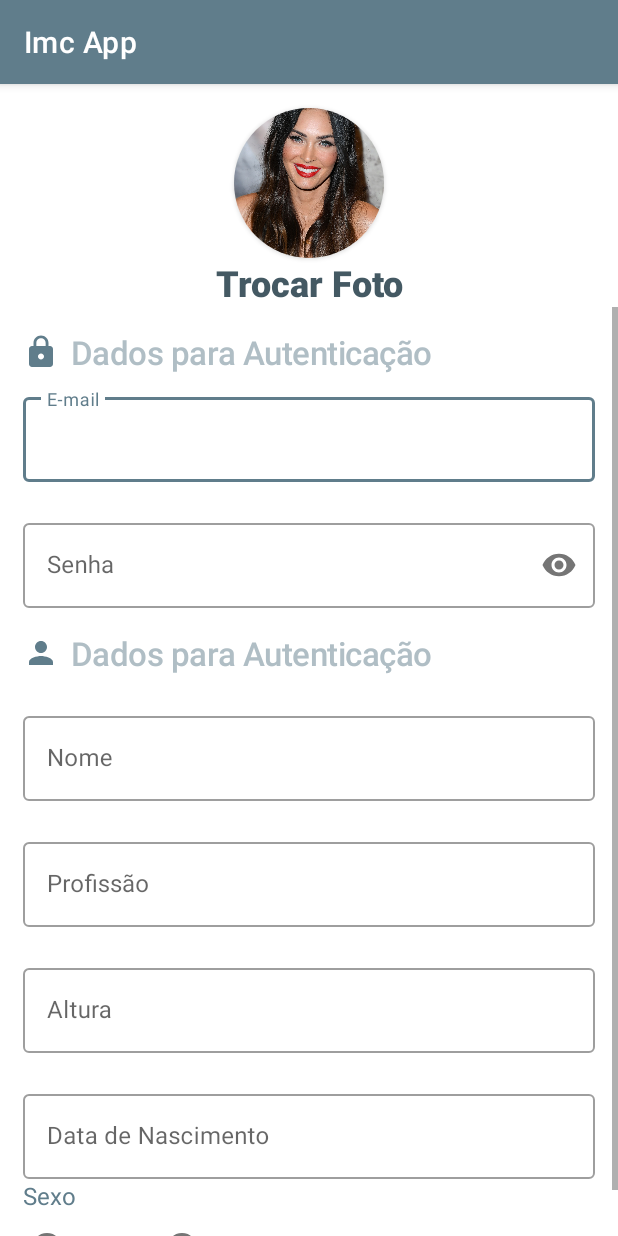
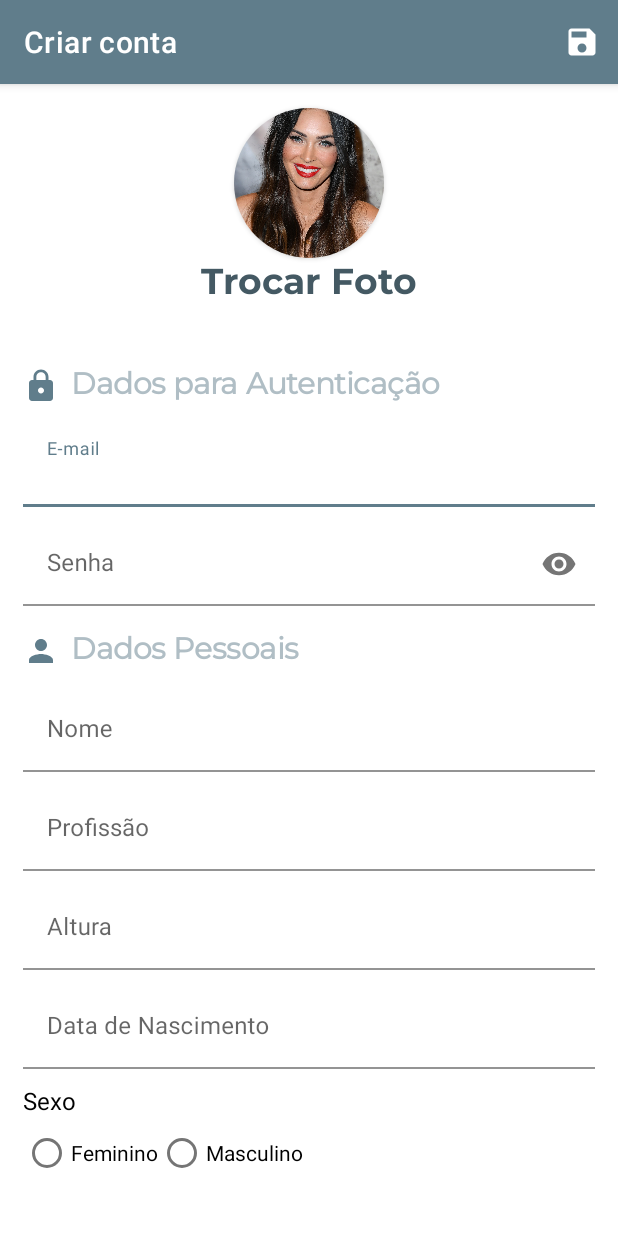
Before and after one commit to GeorgeLeal7/Imc-App, an Android app: the NovoUsuarioActivity screen opened directly, with no data from a screen before it, on a phone screen of 412 x 824 dp. Run offline under Robolectric (Android 15) with nearby library versions, the phone set to English and light mode, and no system bars; Roboto replaces fonts that are not available here.

Commit message:
Projeto do App em andamento...

```diff
--- a/app/src/main/AndroidManifest.xml
+++ b/app/src/main/AndroidManifest.xml
@@ -9,11 +9,13 @@
         android:roundIcon="@drawable/imc64"
         android:supportsRtl="true"
         android:theme="@style/Theme.ImcApp">
-        <activity android:name=".NovoUsuarioActivity"></activity>
+        <activity android:name=".NovoUsuarioActivity"
+            android:label="@string/cadastro_menu_label"></activity>
         <activity android:name=".DashBoardActivity" />
         <activity
             android:name=".MainActivity"
-            android:screenOrientation="portrait">
+            android:screenOrientation="portrait"
+            >
             <intent-filter>
                 <action android:name="android.intent.action.MAIN" />
 
--- a/app/src/main/java/com/example/imcapp/MainActivity.kt
+++ b/app/src/main/java/com/example/imcapp/MainActivity.kt
@@ -14,11 +14,17 @@ class MainActivity : AppCompatActivity() {
         supportActionBar!!.hide()
 
         val buttonEntrar = findViewById<Button>(R.id.button_entrar)
+        val buttonCriar = findViewById<Button>(R.id.button_criar)
 
         buttonEntrar.setOnClickListener {
             val abrirDashboard = Intent(this, DashBoardActivity::class.java)
             startActivity(abrirDashboard)
         }
 
+        buttonCriar.setOnClickListener {
+            val abrirCadastro = Intent(this, NovoUsuarioActivity::class.java)
+            startActivity(abrirCadastro)
+        }
+
     }
 }
--- a/app/src/main/java/com/example/imcapp/NovoUsuarioActivity.kt
+++ b/app/src/main/java/com/example/imcapp/NovoUsuarioActivity.kt
@@ -2,10 +2,100 @@ package com.example.imcapp
 
 import androidx.appcompat.app.AppCompatActivity
 import android.os.Bundle
+import android.view.Menu
+import android.view.MenuItem
+import android.widget.EditText
+import android.widget.RadioButton
 
 class NovoUsuarioActivity : AppCompatActivity() {
+
+    // Late = tarde      init = iniciar
+    //O lateinit seria uma inicialização atrasada de uma variavel
+    //Nessecaso a variavel será executada depois de abrir a activity
+    lateinit var editNome: EditText
+    lateinit var editEmail: EditText
+    lateinit var editSenha: EditText
+    lateinit var editProfissao: EditText
+    lateinit var editAltura: EditText
+    lateinit var editdata: EditText
+    lateinit var radioFeminino: RadioButton
+    lateinit var radioMasculino: RadioButton
+
+
     override fun onCreate(savedInstanceState: Bundle?) {
         super.onCreate(savedInstanceState)
         setContentView(R.layout.activity_novo_usuario)
+
+
+        editNome = findViewById(R.id.edit_nome)
+        editEmail = findViewById(R.id.edit_email)
+        editSenha = findViewById(R.id.edit_email)
+        editProfissao = findViewById(R.id.edit_profissao)
+        editAltura = findViewById(R.id.edit_altura)
+        editdata = findViewById(R.id.edit_data)
+        radioFeminino = findViewById(R.id.edit_sexo_feminino)
+        radioMasculino = findViewById(R.id.edit_sexo_masculino)
+
+    }
+
+    // Método para criar o menu
+    override fun onCreateOptionsMenu(menu: Menu?): Boolean {
+
+
+        menuInflater.inflate(R.menu.menu, menu)
+        return true
+    }
+
+    override fun onOptionsItemSelected(item: MenuItem): Boolean {
+
+        if(validarCampos()) {
+            //gravar os dados
+        } else{
+            //gravo nada
+        }
+
+        return super.onOptionsItemSelected(item)
+    }
+
+    private fun validarCampos() : Boolean {
+
+        var valido = true
+
+        if(editEmail.text.isEmpty()) {
+            editEmail.error = "E-mail é obrigatório!"
+            valido = false
+        }
+
+        if (editSenha.text.isEmpty()) {
+            editSenha.error = "Senha é obrigatório!"
+            valido = false
+        }
+
+        if (editProfissao.text.isEmpty()) {
+            editProfissao.error = "Profissão é obrigatório!"
+            valido = false
+        }
+
+        if (editAltura.text.isEmpty()) {
+            editAltura.error = "Altura é obrigatório!"
+            valido = false
+        }
+
+        if (editdata.text.isEmpty()) {
+            editdata.error = "Data de Nascimento é obrigatório!"
+            valido = false
+        }
+
+        if (radioFeminino.text.isEmpty()) {
+            radioFeminino.error = "Seleção de sexo é obrigatório!"
+            valido = false
+        }
+
+        if (radioMasculino.text.isEmpty()) {
+            radioMasculino.error = "Seleção de sexo é obrigatório!"
+            valido = false
+        }
+
+        return valido
     }
 }
--- /dev/null
+++ b/app/src/main/res/drawable/save_24.xml
@@ -0,0 +1,10 @@
+<vector xmlns:android="http://schemas.android.com/apk/res/android"
+    android:width="24dp"
+    android:height="24dp"
+    android:viewportWidth="24"
+    android:viewportHeight="24"
+    android:tint="?attr/colorControlNormal">
+  <path
+      android:fillColor="@android:color/white"
+      android:pathData="M17,3L5,3c-1.11,0 -2,0.9 -2,2v14c0,1.1 0.89,2 2,2h14c1.1,0 2,-0.9 2,-2L21,7l-4,-4zM12,19c-1.66,0 -3,-1.34 -3,-3s1.34,-3 3,-3 3,1.34 3,3 -1.34,3 -3,3zM15,9L5,9L5,5h10v4z"/>
+</vector>
--- /dev/null
+++ b/app/src/main/res/font/montserrat.xml
@@ -0,0 +1,7 @@
+<?xml version="1.0" encoding="utf-8"?>
+<font-family xmlns:app="http://schemas.android.com/apk/res-auto"
+        app:fontProviderAuthority="com.google.android.gms.fonts"
+        app:fontProviderPackage="com.google.android.gms"
+        app:fontProviderQuery="Montserrat"
+        app:fontProviderCerts="@array/com_google_android_gms_fonts_certs">
+</font-family>
--- /dev/null
+++ b/app/src/main/res/font/montserrat_bold.xml
@@ -0,0 +1,7 @@
+<?xml version="1.0" encoding="utf-8"?>
+<font-family xmlns:app="http://schemas.android.com/apk/res-auto"
+        app:fontProviderAuthority="com.google.android.gms.fonts"
+        app:fontProviderPackage="com.google.android.gms"
+        app:fontProviderQuery="name=Montserrat&amp;weight=700"
+        app:fontProviderCerts="@array/com_google_android_gms_fonts_certs">
+</font-family>
--- a/app/src/main/res/layout/activity_main.xml
+++ b/app/src/main/res/layout/activity_main.xml
@@ -25,7 +25,7 @@
             android:layout_alignParentTop="true"
             android:fontFamily="@font/bowlby_one"
             android:gravity="end"
-            android:text="HEALTH\nCALC"
+            android:text="@string/login_title_app"
             android:textColor="@color/white"
             android:textSize="32sp" />
 
@@ -153,6 +153,7 @@
                     android:text="@string/login_nao_tem_conta"/>
 
                 <Button
+                    android:id="@+id/button_criar"
                     android:layout_width="wrap_content"
                     android:layout_height="wrap_content"
                     android:text="@string/login_criar_conta"
--- a/app/src/main/res/layout/activity_novo_usuario.xml
+++ b/app/src/main/res/layout/activity_novo_usuario.xml
@@ -30,7 +30,7 @@
         <TextView
             android:layout_width="match_parent"
             android:layout_height="wrap_content"
-            android:fontFamily="sans-serif-black"
+            android:fontFamily="@font/montserrat_bold"
             android:gravity="center_horizontal"
             android:text="Trocar Foto"
             android:textAppearance="@style/TextAppearance.MaterialComponents.Headline5"
@@ -39,7 +39,9 @@
 
     <ScrollView
         android:layout_width="match_parent"
-        android:layout_height="match_parent">
+        android:layout_height="wrap_content"
+        android:paddingTop="20dp"
+        android:scrollbars="none">
 
         <LinearLayout
             android:layout_width="match_parent"
@@ -51,22 +53,24 @@
             <TextView
                 android:layout_width="wrap_content"
                 android:layout_height="wrap_content"
-                android:text="Dados para Autenticação"
+                android:layout_marginTop="15dp"
+                android:drawableStart="@drawable/lock_24"
+                android:drawablePadding="8dp"
+                android:fontFamily="@font/montserrat"
+                android:text="@string/cadastro_title_dados_autenticacao"
                 android:textAppearance="@style/subtitulo"
-                android:drawablePadding="8dp"
-                android:drawableStart="@drawable/lock_24"
-                android:textSize="22sp"
-                android:layout_marginTop="15dp"/>
+                android:textSize="20sp" />
 
             <com.google.android.material.textfield.TextInputLayout
                 android:layout_width="match_parent"
                 android:layout_height="wrap_content"
                 android:layout_marginTop="10dp"
-                style="@style/Widget.MaterialComponents.TextInputLayout.OutlinedBox"
+                app:boxBackgroundColor="@color/white"
                 android:hint="@string/login_et_email"
                 app:endIconMode="clear_text">
 
                 <EditText
+                    android:id="@+id/edit_email"
                     android:layout_width="match_parent"
                     android:layout_height="wrap_content"
                     android:inputType="textEmailAddress"
@@ -77,36 +81,56 @@
             <com.google.android.material.textfield.TextInputLayout
                 android:layout_width="match_parent"
                 android:layout_height="wrap_content"
-                android:layout_marginTop="22dp"
-                style="@style/Widget.MaterialComponents.TextInputLayout.OutlinedBox"
+                android:layout_marginTop="10dp"
+                app:boxBackgroundColor="@color/white"
                 android:hint="@string/login_et_senha"
                 app:passwordToggleEnabled="true">
 
                 <EditText
+                    android:id="@+id/edit_senha"
                     android:layout_width="match_parent"
                     android:layout_height="wrap_content"
                     android:inputType="numberPassword"
                     android:textColor="@color/blue_500"/>
 
             </com.google.android.material.textfield.TextInputLayout>
+
             <TextView
                 android:layout_width="wrap_content"
                 android:layout_height="wrap_content"
-                android:text="Dados para Autenticação"
-                android:textAppearance="@style/subtitulo"
-                android:drawablePadding="8dp"
                 android:layout_marginTop="15dp"
                 android:drawableStart="@drawable/person_24"
-                android:textSize="22sp"/>
+                android:drawablePadding="8dp"
+                android:fontFamily="@font/montserrat"
+                android:text="@string/cadastro_title_dados_pessoais"
+                android:textAppearance="@style/subtitulo"
+                android:textSize="20sp" />
 
             <com.google.android.material.textfield.TextInputLayout
                 android:layout_width="match_parent"
                 android:layout_height="wrap_content"
-                android:layout_marginTop="22dp"
-                style="@style/Widget.MaterialComponents.TextInputLayout.OutlinedBox"
-                android:hint="Nome">
+                android:layout_marginTop="10dp"
+                app:boxBackgroundColor="@color/white"
+                android:hint="@string/cadastro_nome">
 
                 <EditText
+                    android:id="@+id/edit_nome"
+                    android:layout_width="match_parent"
+                    android:layout_height="wrap_content"
+                    android:textColor="@color/blue_500"
+                    android:inputType="textCapWords"/>
+
+            </com.google.android.material.textfield.TextInputLayout>
+            <com.google.android.material.textfield.TextInputLayout
+                android:layout_width="match_parent"
+                android:layout_height="wrap_content"
+                android:layout_marginTop="10dp"
+                app:boxBackgroundColor="@color/white"
+                android:hint="@string/cadastro_profissao">
+
+                <EditText
+                    android:id="@+id/edit_profissao"
+                    android:inputType="textCapWords"
                     android:layout_width="match_parent"
                     android:layout_height="wrap_content"
                     android:textColor="@color/blue_500"/>
@@ -115,71 +139,60 @@
             <com.google.android.material.textfield.TextInputLayout
                 android:layout_width="match_parent"
                 android:layout_height="wrap_content"
-                android:layout_marginTop="22dp"
-                style="@style/Widget.MaterialComponents.TextInputLayout.OutlinedBox"
-                android:hint="Profissão">
+                android:layout_marginTop="10dp"
+                app:boxBackgroundColor="@color/white"
+                android:hint="@string/cadastro_altura">
 
                 <EditText
+                    android:id="@+id/edit_altura"
                     android:layout_width="match_parent"
                     android:layout_height="wrap_content"
-                    android:textColor="@color/blue_500"/>
+                    android:textColor="@color/blue_500"
+                    android:inputType="numberDecimal"/>
 
             </com.google.android.material.textfield.TextInputLayout>
             <com.google.android.material.textfield.TextInputLayout
                 android:layout_width="match_parent"
                 android:layout_height="wrap_content"
-                android:layout_marginTop="22dp"
-                style="@style/Widget.MaterialComponents.TextInputLayout.OutlinedBox"
-                android:hint="Altura">
-
-                <EditText
-                    android:layout_width="match_parent"
-                    android:layout_height="wrap_content"
-                    android:textColor="@color/blue_500"/>
-
-            </com.google.android.material.textfield.TextInputLayout>
-            <com.google.android.material.textfield.TextInputLayout
-                android:layout_width="match_parent"
-                android:layout_height="wrap_content"
-                android:layout_marginTop="22dp"
-                style="@style/Widget.MaterialComponents.TextInputLayout.OutlinedBox"
+                android:layout_marginTop="10dp"
+                app:boxBackgroundColor="@color/white"
                 android:hint="Data de Nascimento">
 
                 <EditText
+                    android:id="@+id/edit_data"
                     android:layout_width="match_parent"
                     android:layout_height="wrap_content"
-                    android:textColor="@color/blue_500"/>
+                    android:textColor="@color/blue_500"
+                    android:inputType="date"/>
 
             </com.google.android.material.textfield.TextInputLayout>
-            <com.google.android.material.textfield.TextInputLayout
-                android:layout_width="match_parent"
-                android:layout_height="wrap_content"
-                android:layout_marginTop="0dp"
-                style="@style/Widget.MaterialComponents.TextInputLayout.OutlinedBox"
-                android:paddingTop="0dp">
 
             <TextView
                 android:layout_width="wrap_content"
                 android:layout_height="wrap_content"
-                    android:text="Sexo"
+                android:text="@string/cadastro_sexo"
                 android:textSize="16dp"
-                    android:textColor="@color/blue_500"/>
+                android:layout_marginTop="10dp"
+                android:textColor="@color/black"/>
             <RadioGroup
+                android:id="@+id/edit_sexo"
                 android:layout_width="match_parent"
                 android:layout_height="wrap_content"
-                    android:orientation="horizontal">
+                android:orientation="horizontal"
+                >
 
                 <RadioButton
+                    android:id="@+id/edit_sexo_masculino"
                     android:layout_width="wrap_content"
                     android:layout_height="wrap_content"
-                        android:text="Feminino"/>
+                    android:text="@string/cadastro_sexo_feminino"/>
                 <RadioButton
+                    android:id="@+id/edit_sexo_feminino"
                     android:layout_width="wrap_content"
                     android:layout_height="wrap_content"
-                        android:text="Masculino"/>
+                    android:text="@string/cadastro_sexo_masculino"/>
             </RadioGroup>
 
-            </com.google.android.material.textfield.TextInputLayout>
         </LinearLayout>
 
     </ScrollView>
--- /dev/null
+++ b/app/src/main/res/menu/menu.xml
@@ -0,0 +1,9 @@
+<?xml version="1.0" encoding="utf-8"?>
+<menu xmlns:android="http://schemas.android.com/apk/res/android"
+    xmlns:app="http://schemas.android.com/apk/res-auto">
+    <item
+        android:id="@+id/menu_salvar"
+        android:title="Salvar"
+        android:icon="@drawable/save_24"
+        app:showAsAction="always"/>
+</menu>
--- /dev/null
+++ b/app/src/main/res/values-night/strings.xml
@@ -0,0 +1,5 @@
+<?xml version="1.0" encoding="utf-8"?>
+<resources>
+    <string name="cadastro_title_dados_autenticacao">Dados para Autenticação</string>
+    <string name="cadastro_title_dados_pessoais">Dados Pessoais</string>
+</resources>
--- a/app/src/main/res/values/preloaded_fonts.xml
+++ b/app/src/main/res/values/preloaded_fonts.xml
@@ -3,5 +3,7 @@
     <array name="preloaded_fonts" translatable="false">
         <item>@font/bangers</item>
         <item>@font/bowlby_one</item>
+        <item>@font/montserrat</item>
+        <item>@font/montserrat_bold</item>
     </array>
 </resources>
--- a/app/src/main/res/values/strings.xml
+++ b/app/src/main/res/values/strings.xml
@@ -10,5 +10,28 @@
     <string name="login_esqueci">Esqueci a senha</string>
     <string name="login_nao_tem_conta">Não tem uma conta?</string>
     <string name="login_criar_conta">Criar uma conta agora</string>
+    <string name="cadastro_nome">Nome</string>
+    <string name="cadastro_profissao">Profissão</string>
+    <string name="cadastro_altura">Altura</string>
+    <string name="cadastro_data_nascimento">Data de Nascimento</string>
+    <string name="cadastro_sexo">Sexo</string>
+    <string name="cadastro_sexo_feminino">Feminino</string>
+    <string name="cadastro_sexo_masculino">Masculino</string>
+    <string name="cadastro_title_dados_autenticacao">Dados para Autenticação</string>
+    <string name="cadastro_title_dados_pessoais">Dados Pessoais</string>
+    <string name="cadastro_menu_label">Criar conta</string>
+    <string name="dashboard_imc">IMC</string>
+    <string name="dashboard_ncd">NCD</string>
+    <string name="dashboard_idade">Idade</string>
+    <string name="dashboard_peso">Peso</string>
+    <string name="dashboard_altura">Altura</string>
+    <string name="dashboard_nome">Megan Fox</string>
+    <string name="dashboard_profissao">Atriz</string>
+    <string name="dashboard_title_card_pesar">Pesar Agora</string>
+    <string name="dashboard_subtitle_card_pesar">Mantenha seu peso atualizado</string>
+    <string name="dashboard_title_card_historico">Histórico</string>
+    <string name="dashboard_subtitle_card_historico">Reveja suas conquistas</string>
+    <string name="login_title_app">HEALTH
+        CALC</string>
 
 </resources>
```
Also changed, not shown: app/src/main/res/layout/activity_dash_board.xml (+11 -11 lines). Lines whose indentation alone changed are shown as unchanged.
